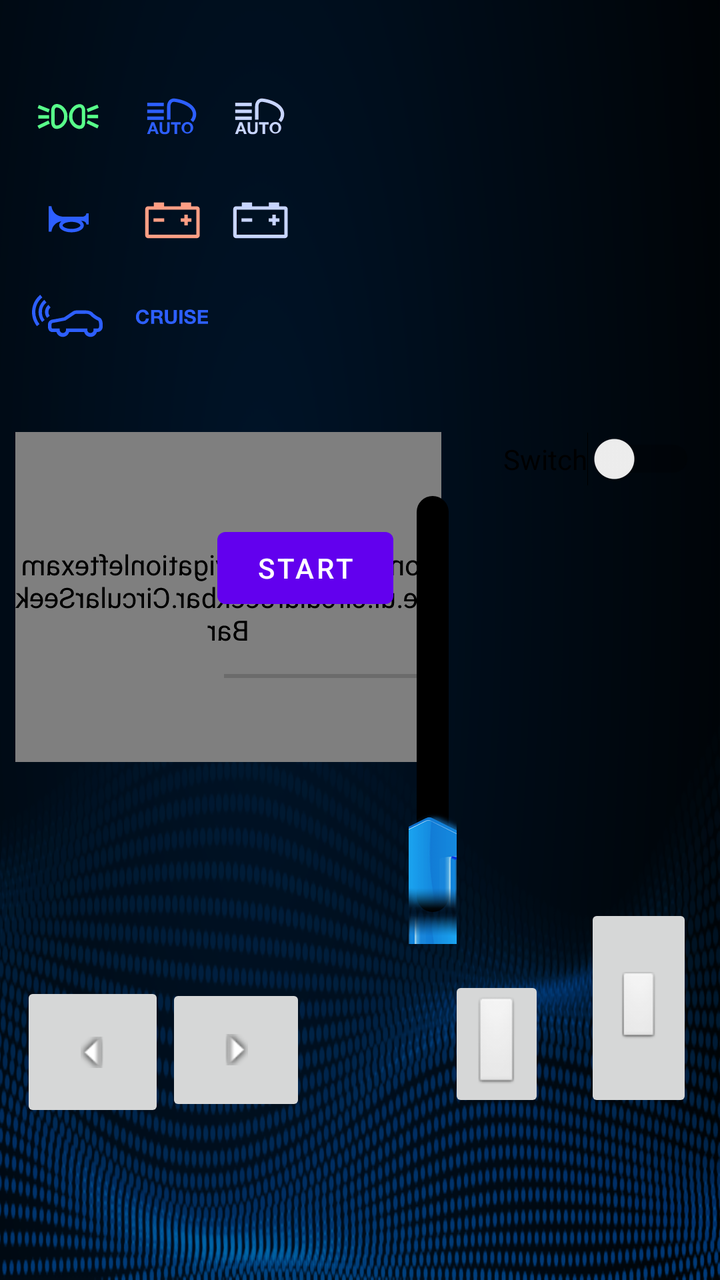
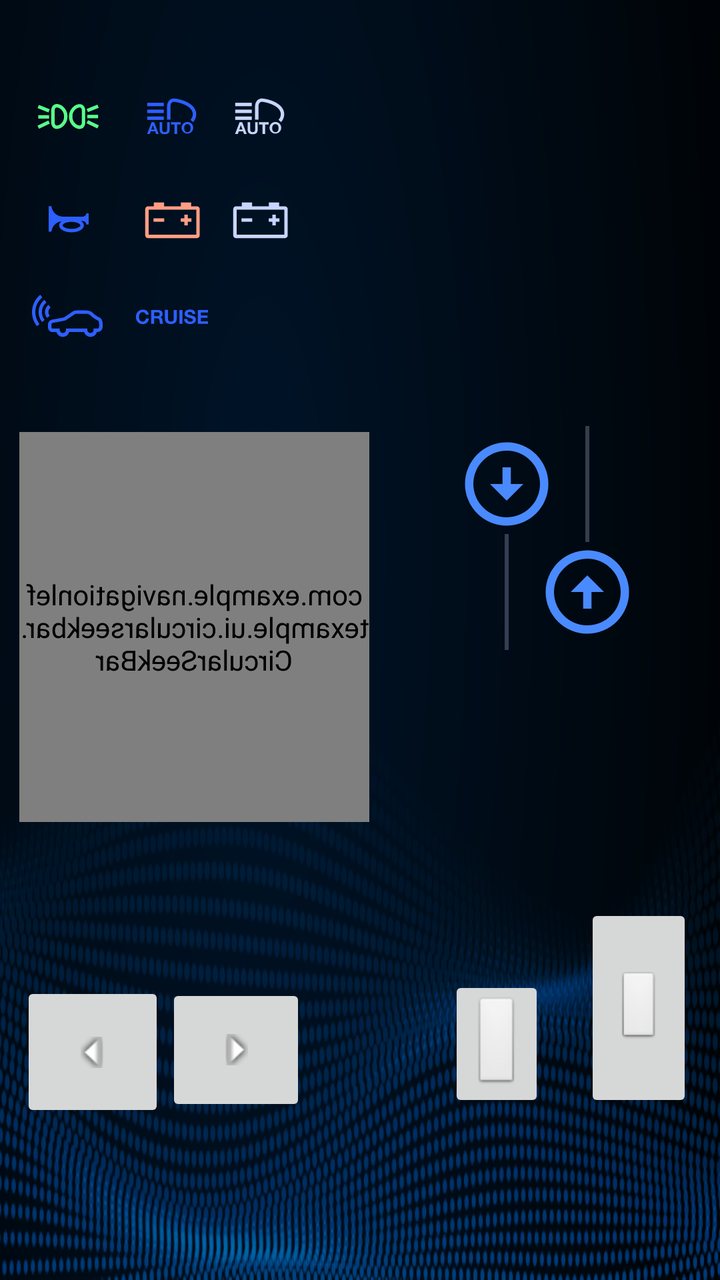

Compare the two renders of this Android layout. The source of the first and the diff that turns it into the second are given below.
<!-- AndroidManifest.xml: application theme Theme.NavigationLeftExample -->
<!-- res/layout/fragment_home.xml -->
<?xml version="1.0" encoding="utf-8"?>
<androidx.constraintlayout.widget.ConstraintLayout xmlns:android="http://schemas.android.com/apk/res/android"
    xmlns:app="http://schemas.android.com/apk/res-auto"


    xmlns:tools="http://schemas.android.com/tools"
    android:id="@+id/rootRL"

    android:layout_width="match_parent"
    android:layout_height="match_parent"
    android:background="@drawable/home_background"
    android:fitsSystemWindows="true"
    tools:context=".ui.home.HomeFragment">


    <ImageView
        android:layout_width="36dp"
        android:layout_height="36dp"
        android:layout_marginStart="16dp"
        android:layout_marginTop="40dp"
        android:src="@drawable/dashboard_gabarit_on"
        app:layout_constraintHorizontal_bias="0.953"
        app:layout_constraintLeft_toLeftOf="parent"
        app:layout_constraintRight_toRightOf="parent"
        app:layout_constraintStart_toStartOf="parent"
        app:layout_constraintTop_toTopOf="parent"
        app:navGraph="@navigation/mobile_navigation" />

    <ImageView
        android:layout_width="36dp"
        android:layout_height="36dp"
        android:layout_marginStart="68dp"
        android:layout_marginTop="40dp"
        android:src="@drawable/dashboard_auto_light_on"
        app:layout_constraintHorizontal_bias="0.953"
        app:layout_constraintLeft_toLeftOf="parent"
        app:layout_constraintRight_toRightOf="parent"
        app:layout_constraintStart_toStartOf="parent"
        app:layout_constraintTop_toTopOf="parent"
        app:navGraph="@navigation/mobile_navigation" />


    <ImageView
        android:layout_width="36dp"
        android:layout_height="36dp"
        android:layout_marginStart="16dp"
        android:layout_marginTop="92dp"
        android:src="@drawable/dashboard_signal_on"
        app:layout_constraintHorizontal_bias="0.953"
        app:layout_constraintLeft_toLeftOf="parent"
        app:layout_constraintRight_toRightOf="parent"
        app:layout_constraintStart_toStartOf="parent"
        app:layout_constraintTop_toTopOf="parent"
        app:navGraph="@navigation/mobile_navigation" />

    <ImageView
        android:layout_width="36dp"
        android:layout_height="36dp"
        android:layout_marginStart="68dp"
        android:layout_marginTop="92dp"
        android:src="@drawable/dashboard_akku_on"
        app:layout_constraintHorizontal_bias="0.953"
        app:layout_constraintLeft_toLeftOf="parent"
        app:layout_constraintRight_toRightOf="parent"
        app:layout_constraintStart_toStartOf="parent"
        app:layout_constraintTop_toTopOf="parent"
        app:navGraph="@navigation/mobile_navigation" />

    <ImageView
        android:layout_width="36dp"
        android:layout_height="36dp"
        android:layout_marginStart="16dp"
        android:layout_marginTop="140dp"
        android:src="@drawable/dashboard_camera_on"
        app:layout_constraintHorizontal_bias="0.953"
        app:layout_constraintLeft_toLeftOf="parent"
        app:layout_constraintRight_toRightOf="parent"
        app:layout_constraintStart_toStartOf="parent"
        app:layout_constraintTop_toTopOf="parent"
        app:navGraph="@navigation/mobile_navigation" />


    <ImageView
        android:layout_width="36dp"
        android:layout_height="36dp"
        android:layout_marginStart="68dp"
        android:layout_marginTop="140dp"
        android:src="@drawable/dashboard_cruise_on"
        app:layout_constraintHorizontal_bias="0.953"
        app:layout_constraintLeft_toLeftOf="parent"
        app:layout_constraintRight_toRightOf="parent"
        app:layout_constraintStart_toStartOf="parent"
        app:layout_constraintTop_toTopOf="parent"
        app:navGraph="@navigation/mobile_navigation" />

    <ImageView
        android:layout_width="36dp"
        android:layout_height="36dp"
        android:layout_marginStart="596dp"
        android:layout_marginTop="40dp"
        android:src="@drawable/dashboard_left_on"
        app:layout_constraintHorizontal_bias="0.953"
        app:layout_constraintLeft_toLeftOf="parent"
        app:layout_constraintRight_toRightOf="parent"
        app:layout_constraintStart_toStartOf="parent"
        app:layout_constraintTop_toTopOf="parent"
        app:navGraph="@navigation/mobile_navigation" />

    <ImageView
        android:layout_width="36dp"
        android:layout_height="36dp"
        android:layout_marginStart="596dp"
        android:layout_marginTop="92dp"
        android:src="@drawable/dashboard_light_on"
        app:layout_constraintHorizontal_bias="0.953"
        app:layout_constraintLeft_toLeftOf="parent"
        app:layout_constraintRight_toRightOf="parent"
        app:layout_constraintStart_toStartOf="parent"
        app:layout_constraintTop_toTopOf="parent"
        app:navGraph="@navigation/mobile_navigation" />


    <ImageView
        android:layout_width="36dp"
        android:layout_height="36dp"
        android:layout_marginStart="644dp"
        android:layout_marginTop="140dp"
        android:src="@drawable/dashboard_off_on"
        app:layout_constraintHorizontal_bias="0.953"
        app:layout_constraintLeft_toLeftOf="parent"
        app:layout_constraintRight_toRightOf="parent"
        app:layout_constraintStart_toStartOf="parent"
        app:layout_constraintTop_toTopOf="parent"
        app:navGraph="@navigation/mobile_navigation" />

    <ImageView
        android:layout_width="36dp"
        android:layout_height="36dp"
        android:layout_marginStart="644dp"
        android:layout_marginTop="92dp"
        android:src="@drawable/dashboard_parktronic_on"
        app:layout_constraintHorizontal_bias="0.953"
        app:layout_constraintLeft_toLeftOf="parent"
        app:layout_constraintRight_toRightOf="parent"
        app:layout_constraintStart_toStartOf="parent"
        app:layout_constraintTop_toTopOf="parent"
        app:navGraph="@navigation/mobile_navigation" />


    <ImageView
        android:layout_width="36dp"
        android:layout_height="36dp"
        android:layout_marginStart="644dp"
        android:layout_marginTop="40dp"
        android:src="@drawable/dashboard_right_on"
        app:layout_constraintHorizontal_bias="0.953"
        app:layout_constraintLeft_toLeftOf="parent"
        app:layout_constraintRight_toRightOf="parent"
        app:layout_constraintStart_toStartOf="parent"
        app:layout_constraintTop_toTopOf="parent"
        app:navGraph="@navigation/mobile_navigation" />

    <ImageView
        android:layout_width="36dp"
        android:layout_height="36dp"
        android:layout_marginStart="596dp"
        android:layout_marginTop="140dp"
        android:src="@drawable/dashboard_warning_on"
        app:layout_constraintHorizontal_bias="0.953"
        app:layout_constraintLeft_toLeftOf="parent"
        app:layout_constraintRight_toRightOf="parent"
        app:layout_constraintStart_toStartOf="parent"
        app:layout_constraintTop_toTopOf="parent"
        app:navGraph="@navigation/mobile_navigation" />


    <ImageView
        android:layout_width="36dp"
        android:layout_height="36dp"
        android:layout_marginStart="112dp"
        android:layout_marginTop="92dp"
        android:src="@drawable/dashboard_akku"
        app:layout_constraintHorizontal_bias="0.953"
        app:layout_constraintLeft_toLeftOf="parent"
        app:layout_constraintRight_toRightOf="parent"
        app:layout_constraintStart_toStartOf="parent"
        app:layout_constraintTop_toTopOf="parent"
        app:navGraph="@navigation/mobile_navigation" />

    <ImageView
        android:layout_width="36dp"
        android:layout_height="36dp"
        android:layout_marginStart="112dp"
        android:layout_marginTop="40dp"
        android:src="@drawable/dashboard_auto_light"
        app:layout_constraintHorizontal_bias="0.953"
        app:layout_constraintLeft_toLeftOf="parent"
        app:layout_constraintRight_toRightOf="parent"
        app:layout_constraintStart_toStartOf="parent"
        app:layout_constraintTop_toTopOf="parent"
        app:navGraph="@navigation/mobile_navigation" />

    <Switch
        android:id="@+id/directionSwitch"
        android:layout_width="wrap_content"
        android:layout_height="wrap_content"
        android:layout_marginTop="216dp"
        android:text="Switch"
        app:defaultNavHost="true"
        app:layout_constraintHorizontal_bias="0.953"
        app:layout_constraintLeft_toLeftOf="parent"
        app:layout_constraintRight_toRightOf="parent"
        app:layout_constraintTop_toTopOf="parent"
        app:navGraph="@navigation/mobile_navigation" />

    <com.example.navigationleftexample.ui.circularseekbar.CircularSeekBar
        android:id="@+id/circularSeekbar"
        android:layout_width="213dp"
        android:layout_height="165dp"
        android:layout_marginTop="216dp"
        android:rotationY="180"
        app:circle_x_radius="100dp"
        app:circle_y_radius="70dp"
        app:end_angle="0"
        app:layout_constraintHorizontal_bias="0.053"
        app:layout_constraintLeft_toLeftOf="parent"
        app:layout_constraintRight_toRightOf="parent"
        app:layout_constraintTop_toTopOf="parent"
        app:max="140"
        app:navGraph="@navigation/mobile_navigation"
        app:pointer_alpha_ontouch="100"
        app:pointer_color="#0174DF"
        app:pointer_halo_color="#880174DF"
        app:progress="70"
        app:start_angle="180"

        app:use_custom_radii="true"
        tools:ignore="MissingConstraints" />

    <SeekBar
        android:id="@+id/stearingSeekBar"
        android:layout_width="138dp"
        android:layout_height="28dp"
        android:layout_marginTop="324dp"
        android:rotation="180"
        app:defaultNavHost="true"
        app:layout_constraintHorizontal_bias="0.433"
        app:layout_constraintLeft_toLeftOf="parent"
        app:layout_constraintRight_toRightOf="parent"
        app:layout_constraintTop_toTopOf="parent"
        app:navGraph="@navigation/mobile_navigation" />

    <SeekBar
        android:id="@+id/speedSeekBar"
        android:layout_width="240dp"
        android:layout_height="24dp"
        android:layout_marginTop="340dp"
        android:progress="0"
        android:progressDrawable="@drawable/bg_custom_seekbar"
        android:rotation="270"
        android:splitTrack="false"
        android:thumb="@drawable/bg_custom_thumb_throttle"
        app:defaultNavHost="true"
        app:layout_constraintHorizontal_bias="0.804"
        app:layout_constraintLeft_toLeftOf="parent"
        app:layout_constraintRight_toRightOf="parent"
        app:layout_constraintTop_toTopOf="parent"
        app:navGraph="@navigation/mobile_navigation" />

    <ImageButton
        android:id="@+id/right"
        android:layout_width="62dp"
        android:layout_height="74dp"
        android:layout_marginTop="488dp"
        android:rotation="270"
        android:src="@android:drawable/arrow_down_float"
        app:layout_constraintHorizontal_bias="0.292"
        app:layout_constraintLeft_toLeftOf="parent"
        app:layout_constraintRight_toRightOf="parent"
        app:layout_constraintTop_toTopOf="parent"
        app:navGraph="@navigation/mobile_navigation" />

    <ImageButton
        android:id="@+id/left"
        android:layout_width="66dp"
        android:layout_height="76dp"
        android:layout_marginTop="488dp"
        android:rotation="90"
        android:src="@android:drawable/arrow_down_float"
        app:layout_constraintHorizontal_bias="0.045"
        app:layout_constraintLeft_toLeftOf="parent"
        app:layout_constraintRight_toRightOf="parent"
        app:layout_constraintTop_toTopOf="parent"
        app:navGraph="@navigation/mobile_navigation" />

    <ImageButton
        android:id="@+id/throttle"
        android:layout_width="54dp"
        android:layout_height="104dp"
        android:layout_marginTop="452dp"
        android:src="@android:drawable/btn_default_small"
        app:layout_constraintHorizontal_bias="0.955"
        app:layout_constraintLeft_toLeftOf="parent"
        app:layout_constraintRight_toRightOf="parent"
        app:layout_constraintTop_toTopOf="parent"
        app:navGraph="@navigation/mobile_navigation" />

    <ImageButton
        android:id="@+id/brake"
        android:layout_width="wrap_content"
        android:layout_height="wrap_content"
        android:layout_marginTop="488dp"
        android:src="@android:drawable/btn_default"
        app:layout_constraintHorizontal_bias="0.719"
        app:layout_constraintLeft_toLeftOf="parent"
        app:layout_constraintRight_toRightOf="parent"
        app:layout_constraintTop_toTopOf="parent"
        app:navGraph="@navigation/mobile_navigation" />

    <Button
        android:id="@+id/startButton"
        android:layout_width="wrap_content"
        android:layout_height="wrap_content"
        android:layout_marginTop="260dp"
        android:text="Start"
        app:layout_constraintHorizontal_bias="0.399"
        app:layout_constraintLeft_toLeftOf="parent"
        app:layout_constraintRight_toRightOf="parent"
        app:layout_constraintTop_toTopOf="parent"
        app:navGraph="@navigation/mobile_navigation" />


</androidx.constraintlayout.widget.ConstraintLayout>
<!-- resources referenced by this layout -->
<resources>
  <!-- drawable bg_custom_seekbar (drawable) -->
  <?xml version="1.0" encoding="utf-8"?>
  <layer-list xmlns:android="http://schemas.android.com/apk/res/android">
  <item android:id="@android:id/secondaryProgress">
  
      <shape android:shape="rectangle">
          <solid android:color="@color/black"/>
          <corners android:radius="12dp"/>
      </shape>
  
  
  
  
  </item>
  
      <item android:id="@android:id/progress">
          <clip android:drawable="@drawable/bg_progress"/>
  
  
  
  
  
      </item>
  
  
  </layer-list>
  <!-- drawable bg_custom_thumb_throttle (drawable) -->
  <?xml version="1.0" encoding="utf-8"?>
  <layer-list xmlns:android="http://schemas.android.com/apk/res/android">
  
  
      <item
  
          android:drawable="@drawable/ic_thumb_arrows_throttle"
          android:height="300px"
          android:width="300px"
      />
  
  
  </layer-list>
  <!-- drawable dashboard_signal_on (drawable) -->
  <vector xmlns:android="http://schemas.android.com/apk/res/android"
      android:width="39dp"
      android:height="39dp"
      android:viewportWidth="39"
      android:viewportHeight="39">
    <path
        android:pathData="M30.672,18.891V21.917H29.436C29.436,20.365 27.498,20.059 27.498,20.059H17.591C10.938,20.059 10.542,25.782 10.542,25.782H9V12H10.542C10.542,12 10.938,17.735 17.591,17.735H27.498C27.498,17.735 29.436,17.418 29.436,15.876H30.672V18.891Z"
        android:fillColor="#2D5FFF"/>
    <path
        android:pathData="M21.389,26.168C17.58,26.168 14.713,24.547 14.713,22.405C14.713,20.263 17.58,18.642 21.389,18.642C25.197,18.642 28.076,20.263 28.076,22.405C28.076,24.547 25.186,26.168 21.389,26.168ZM21.389,20.501C18.453,20.501 16.572,21.634 16.572,22.405C16.572,23.176 18.453,24.309 21.389,24.309C24.325,24.309 26.217,23.176 26.217,22.405C26.217,21.634 24.325,20.501 21.389,20.501Z"
        android:fillColor="#2D5FFF"/>
  </vector>
  <style name="Theme.NavigationLeftExample" parent="Theme.MaterialComponents.DayNight.DarkActionBar">
          
          <item name="colorPrimary">@color/purple_500</item>
          <item name="colorPrimaryVariant">@color/purple_700</item>
          <item name="colorOnPrimary">@color/white</item>
          
          <item name="colorSecondary">@color/teal_200</item>
          <item name="colorSecondaryVariant">@color/teal_700</item>
          <item name="colorOnSecondary">@color/black</item>
          
          <item name="android:statusBarColor">?attr/colorPrimaryVariant</item>
  
          
      </style>
  <color name="black">#FF000000</color>
  <!-- drawable bg_progress (drawable) -->
  <?xml version="1.0" encoding="utf-8"?>
  <shape xmlns:android="http://schemas.android.com/apk/res/android">
  <solid android:color="@color/red"/>
      <corners android:radius="12dp"/>
  </shape>
  <!-- drawable ic_thumb_arrows_throttle: png bitmap (drawable, 64516 bytes) -->
  <color name="purple_500">#FF6200EE</color>
  <color name="purple_700">#FF3700B3</color>
  <color name="white">#FFFFFFFF</color>
  <color name="teal_200">#FF03DAC5</color>
  <color name="teal_700">#FF018786</color>
  <color name="red">#CF382C</color>
  <!-- unchanged entries left out for length: 14 -->
</resources>

<!-- the commit's change to res/layout/fragment_home.xml (unified diff, before → after) -->
@@ -93,10 +93,11 @@
         app:layout_constraintTop_toTopOf="parent"
         app:navGraph="@navigation/mobile_navigation" />
 
-    <ImageView
-        android:layout_width="36dp"
-        android:layout_height="36dp"
-        android:layout_marginStart="596dp"
+
+    <ImageView
+        android:layout_width="36dp"
+        android:layout_height="36dp"
+        android:layout_marginStart="608dp"
         android:layout_marginTop="40dp"
         android:src="@drawable/dashboard_left_on"
         app:layout_constraintHorizontal_bias="0.953"
@@ -106,11 +107,12 @@
         app:layout_constraintTop_toTopOf="parent"
         app:navGraph="@navigation/mobile_navigation" />
 
-    <ImageView
-        android:layout_width="36dp"
-        android:layout_height="36dp"
-        android:layout_marginStart="596dp"
-        android:layout_marginTop="92dp"
+
+    <ImageView
+        android:layout_width="36dp"
+        android:layout_height="36dp"
+        android:layout_marginStart="608dp"
+        android:layout_marginTop="88dp"
         android:src="@drawable/dashboard_light_on"
         app:layout_constraintHorizontal_bias="0.953"
         app:layout_constraintLeft_toLeftOf="parent"
@@ -119,25 +121,11 @@
         app:layout_constraintTop_toTopOf="parent"
         app:navGraph="@navigation/mobile_navigation" />
 
-
-    <ImageView
-        android:layout_width="36dp"
-        android:layout_height="36dp"
-        android:layout_marginStart="644dp"
-        android:layout_marginTop="140dp"
-        android:src="@drawable/dashboard_off_on"
-        app:layout_constraintHorizontal_bias="0.953"
-        app:layout_constraintLeft_toLeftOf="parent"
-        app:layout_constraintRight_toRightOf="parent"
-        app:layout_constraintStart_toStartOf="parent"
-        app:layout_constraintTop_toTopOf="parent"
-        app:navGraph="@navigation/mobile_navigation" />
-
-    <ImageView
-        android:layout_width="36dp"
-        android:layout_height="36dp"
-        android:layout_marginStart="644dp"
-        android:layout_marginTop="92dp"
+    <ImageView
+        android:layout_width="36dp"
+        android:layout_height="36dp"
+        android:layout_marginStart="664dp"
+        android:layout_marginTop="88dp"
         android:src="@drawable/dashboard_parktronic_on"
         app:layout_constraintHorizontal_bias="0.953"
         app:layout_constraintLeft_toLeftOf="parent"
@@ -146,11 +134,10 @@
         app:layout_constraintTop_toTopOf="parent"
         app:navGraph="@navigation/mobile_navigation" />
 
-
-    <ImageView
-        android:layout_width="36dp"
-        android:layout_height="36dp"
-        android:layout_marginStart="644dp"
+    <ImageView
+        android:layout_width="36dp"
+        android:layout_height="36dp"
+        android:layout_marginStart="664dp"
         android:layout_marginTop="40dp"
         android:src="@drawable/dashboard_right_on"
         app:layout_constraintHorizontal_bias="0.953"
@@ -163,8 +150,8 @@
     <ImageView
         android:layout_width="36dp"
         android:layout_height="36dp"
-        android:layout_marginStart="596dp"
-        android:layout_marginTop="140dp"
+        android:layout_marginStart="608dp"
+        android:layout_marginTop="128dp"
         android:src="@drawable/dashboard_warning_on"
         app:layout_constraintHorizontal_bias="0.953"
         app:layout_constraintLeft_toLeftOf="parent"
@@ -172,7 +159,6 @@
         app:layout_constraintStart_toStartOf="parent"
         app:layout_constraintTop_toTopOf="parent"
         app:navGraph="@navigation/mobile_navigation" />
-
 
     <ImageView
         android:layout_width="36dp"
@@ -200,27 +186,17 @@
         app:layout_constraintTop_toTopOf="parent"
         app:navGraph="@navigation/mobile_navigation" />
 
-    <Switch
-        android:id="@+id/directionSwitch"
-        android:layout_width="wrap_content"
-        android:layout_height="wrap_content"
-        android:layout_marginTop="216dp"
-        android:text="Switch"
-        app:defaultNavHost="true"
-        app:layout_constraintHorizontal_bias="0.953"
-        app:layout_constraintLeft_toLeftOf="parent"
-        app:layout_constraintRight_toRightOf="parent"
-        app:layout_constraintTop_toTopOf="parent"
-        app:navGraph="@navigation/mobile_navigation" />
+
 
     <com.example.navigationleftexample.ui.circularseekbar.CircularSeekBar
         android:id="@+id/circularSeekbar"
-        android:layout_width="213dp"
-        android:layout_height="165dp"
+        android:layout_width="175dp"
+        android:layout_height="195dp"
         android:layout_marginTop="216dp"
         android:rotationY="180"
-        app:circle_x_radius="100dp"
-        app:circle_y_radius="70dp"
+        app:circle_color="#C8D5FF"
+        app:circle_x_radius="130dp"
+        app:circle_y_radius="150dp"
         app:end_angle="0"
         app:layout_constraintHorizontal_bias="0.053"
         app:layout_constraintLeft_toLeftOf="parent"
@@ -237,31 +213,40 @@
         app:use_custom_radii="true"
         tools:ignore="MissingConstraints" />
 
-    <SeekBar
-        android:id="@+id/stearingSeekBar"
-        android:layout_width="138dp"
-        android:layout_height="28dp"
-        android:layout_marginTop="324dp"
-        android:rotation="180"
-        app:defaultNavHost="true"
-        app:layout_constraintHorizontal_bias="0.433"
-        app:layout_constraintLeft_toLeftOf="parent"
-        app:layout_constraintRight_toRightOf="parent"
-        app:layout_constraintTop_toTopOf="parent"
-        app:navGraph="@navigation/mobile_navigation" />
 
     <SeekBar
         android:id="@+id/speedSeekBar"
-        android:layout_width="240dp"
-        android:layout_height="24dp"
-        android:layout_marginTop="340dp"
+        android:layout_width="120dp"
+        android:layout_height="130dp"
+        android:layout_marginTop="192dp"
         android:progress="0"
-        android:progressDrawable="@drawable/bg_custom_seekbar"
+        android:progressBackgroundTint="#C8D5FF"
         android:rotation="270"
-        android:splitTrack="false"
-        android:thumb="@drawable/bg_custom_thumb_throttle"
+        android:splitTrack="true"
+        android:thumb="@drawable/arrow_circle_up"
+        android:thumbOffset="20dp"
+        android:thumbTint="#4A8AFF"
         app:defaultNavHost="true"
-        app:layout_constraintHorizontal_bias="0.804"
+        app:layout_constraintHorizontal_bias="0.973"
+        app:layout_constraintLeft_toLeftOf="parent"
+        app:layout_constraintRight_toRightOf="parent"
+        app:layout_constraintTop_toTopOf="parent"
+        app:navGraph="@navigation/mobile_navigation" />
+
+    <SeekBar
+        android:id="@+id/speedBackSeekBar"
+        android:layout_width="120dp"
+        android:layout_height="130dp"
+        android:layout_marginTop="216dp"
+        android:progress="0"
+        android:progressBackgroundTint="#C8D5FF"
+        android:rotation="90"
+        android:splitTrack="true"
+        android:thumb="@drawable/arrow_circle_up"
+        android:thumbOffset="20dp"
+        android:thumbTint="#4A8AFF"
+        app:defaultNavHost="true"
+        app:layout_constraintHorizontal_bias="0.805"
         app:layout_constraintLeft_toLeftOf="parent"
         app:layout_constraintRight_toRightOf="parent"
         app:layout_constraintTop_toTopOf="parent"
@@ -317,15 +302,20 @@
         app:layout_constraintTop_toTopOf="parent"
         app:navGraph="@navigation/mobile_navigation" />
 
-    <Button
-        android:id="@+id/startButton"
-        android:layout_width="wrap_content"
-        android:layout_height="wrap_content"
-        android:layout_marginTop="260dp"
-        android:text="Start"
-        app:layout_constraintHorizontal_bias="0.399"
-        app:layout_constraintLeft_toLeftOf="parent"
-        app:layout_constraintRight_toRightOf="parent"
+
+    <ImageButton
+        android:id="@+id/onOffButton"
+        android:layout_width="36dp"
+        android:layout_height="36dp"
+        android:layout_marginStart="664dp"
+        android:layout_marginTop="128dp"
+        android:background="@null"
+        android:clickable="true"
+        android:src="@drawable/dashboard_off_on"
+        app:layout_constraintHorizontal_bias="0.953"
+        app:layout_constraintLeft_toLeftOf="parent"
+        app:layout_constraintRight_toRightOf="parent"
+        app:layout_constraintStart_toStartOf="parent"
         app:layout_constraintTop_toTopOf="parent"
         app:navGraph="@navigation/mobile_navigation" />
 
<!-- resource entries referenced after the edit -->
@@ -1,45 +1,18 @@
 <!-- resources referenced by this layout -->
 <resources>
-  <!-- drawable bg_custom_seekbar (drawable) -->
-  <?xml version="1.0" encoding="utf-8"?>
-  <layer-list xmlns:android="http://schemas.android.com/apk/res/android">
-  <item android:id="@android:id/secondaryProgress">
+  <!-- drawable arrow_circle_up (drawable) -->
+  <vector xmlns:android="http://schemas.android.com/apk/res/android" android:height="50dp" android:tint="#000000" android:viewportHeight="24" android:viewportWidth="24" android:width="50dp" >
   
-      <shape android:shape="rectangle">
-          <solid android:color="@color/black"/>
-          <corners android:radius="12dp"/>
-      </shape>
+      <group
+          android:pivotX="12"
+          android:pivotY="12"
+          android:rotation="90">
   
+      <path android:fillColor="@android:color/white"  android:pathData="M12,20c-4.41,0 -8,-3.59 -8,-8s3.59,-8 8,-8s8,3.59 8,8S16.41,20 12,20M12,22c5.52,0 10,-4.48 10,-10c0,-5.52 -4.48,-10 -10,-10C6.48,2 2,6.48 2,12C2,17.52 6.48,22 12,22L12,22zM11,12l0,4h2l0,-4h3l-4,-4l-4,4H11z"/>
   
+      </group>
   
-  
-  </item>
-  
-      <item android:id="@android:id/progress">
-          <clip android:drawable="@drawable/bg_progress"/>
-  
-  
-  
-  
-  
-      </item>
-  
-  
-  </layer-list>
-  <!-- drawable bg_custom_thumb_throttle (drawable) -->
-  <?xml version="1.0" encoding="utf-8"?>
-  <layer-list xmlns:android="http://schemas.android.com/apk/res/android">
-  
-  
-      <item
-  
-          android:drawable="@drawable/ic_thumb_arrows_throttle"
-          android:height="300px"
-          android:width="300px"
-      />
-  
-  
-  </layer-list>
+  </vector>
   <!-- drawable dashboard_signal_on (drawable) -->
   <vector xmlns:android="http://schemas.android.com/apk/res/android"
       android:width="39dp"
@@ -68,19 +41,11 @@
           
       </style>
   <color name="black">#FF000000</color>
-  <!-- drawable bg_progress (drawable) -->
-  <?xml version="1.0" encoding="utf-8"?>
-  <shape xmlns:android="http://schemas.android.com/apk/res/android">
-  <solid android:color="@color/red"/>
-      <corners android:radius="12dp"/>
-  </shape>
-  <!-- drawable ic_thumb_arrows_throttle: png bitmap (drawable, 64516 bytes) -->
   <color name="purple_500">#FF6200EE</color>
   <color name="purple_700">#FF3700B3</color>
   <color name="white">#FFFFFFFF</color>
   <color name="teal_200">#FF03DAC5</color>
   <color name="teal_700">#FF018786</color>
-  <color name="red">#CF382C</color>
   <!-- unchanged entries left out for length: 14 -->
 </resources>
 
